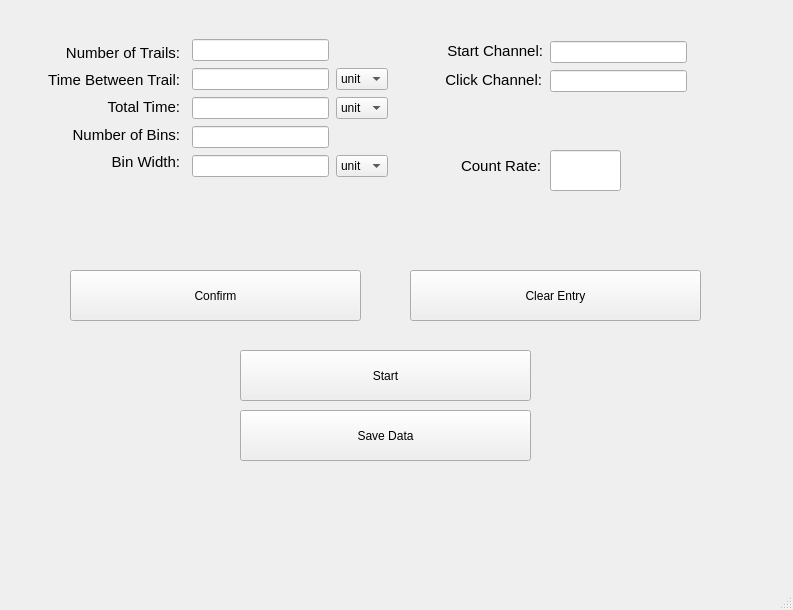
First picture: the form in TimeTaggerGUI_0.0.1.ui, repository MuyaoSun/TimeTaggerGUI, before the edit.
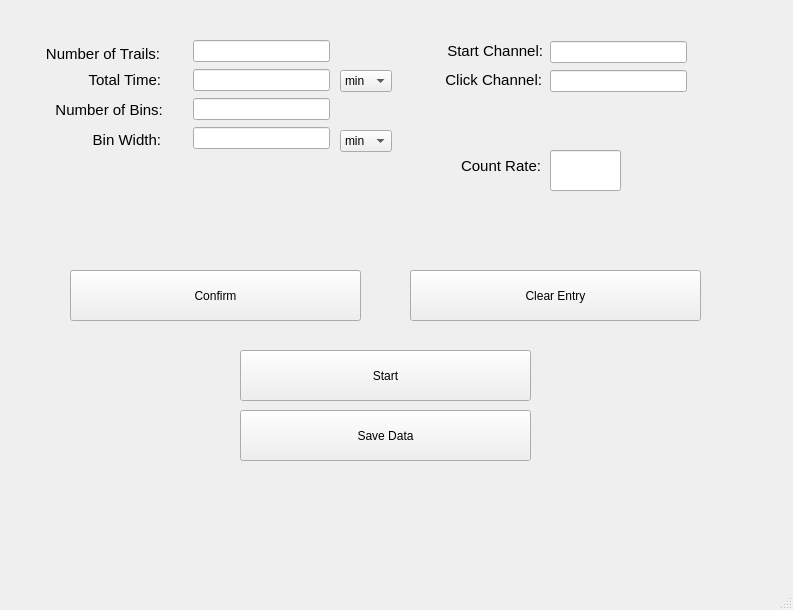
Second picture: the form after the edit.

Commit message: Debug start function -fixed total time input option

Patch:
```diff
--- a/TimeTaggerGUI_0.0.1.ui
+++ b/TimeTaggerGUI_0.0.1.ui
@@ -17,8 +17,8 @@
    <widget class="QLineEdit" name="bin_num_entry">
     <property name="geometry">
      <rect>
-      <x>192</x>
-      <y>126</y>
+      <x>193</x>
+      <y>98</y>
       <width>137</width>
       <height>22</height>
      </rect>
@@ -43,8 +43,8 @@
    <widget class="QLineEdit" name="total_time_entry">
     <property name="geometry">
      <rect>
-      <x>192</x>
-      <y>97</y>
+      <x>193</x>
+      <y>69</y>
       <width>137</width>
       <height>22</height>
      </rect>
@@ -53,8 +53,8 @@
    <widget class="QLineEdit" name="single_trail_entry">
     <property name="geometry">
      <rect>
-      <x>192</x>
-      <y>155</y>
+      <x>193</x>
+      <y>127</y>
       <width>137</width>
       <height>22</height>
      </rect>
@@ -99,73 +99,18 @@
      <number>-1</number>
     </property>
    </widget>
-   <widget class="QLineEdit" name="gap_time_entry">
-    <property name="geometry">
-     <rect>
-      <x>192</x>
-      <y>68</y>
-      <width>137</width>
-      <height>22</height>
-     </rect>
-    </property>
-   </widget>
-   <widget class="QComboBox" name="gap_time_unit">
-    <property name="geometry">
-     <rect>
-      <x>336</x>
-      <y>68</y>
-      <width>52</width>
-      <height>22</height>
-     </rect>
-    </property>
-    <item>
-     <property name="text">
-      <string>unit</string>
-     </property>
-    </item>
-    <item>
-     <property name="text">
-      <string>s</string>
-     </property>
-    </item>
-    <item>
-     <property name="text">
-      <string>m</string>
-     </property>
-    </item>
-    <item>
-     <property name="text">
-      <string>ms</string>
-     </property>
-    </item>
-    <item>
-     <property name="text">
-      <string>μs</string>
-     </property>
-    </item>
-    <item>
-     <property name="text">
-      <string>ns</string>
-     </property>
-    </item>
-    <item>
-     <property name="text">
-      <string>ps</string>
-     </property>
-    </item>
-   </widget>
    <widget class="QComboBox" name="total_time_unit">
     <property name="geometry">
      <rect>
-      <x>336</x>
-      <y>97</y>
+      <x>340</x>
+      <y>70</y>
       <width>52</width>
       <height>22</height>
      </rect>
     </property>
     <item>
      <property name="text">
-      <string>unit</string>
+      <string>min</string>
      </property>
     </item>
     <item>
@@ -202,15 +147,15 @@
    <widget class="QComboBox" name="bin_width_unit">
     <property name="geometry">
      <rect>
-      <x>336</x>
-      <y>155</y>
+      <x>340</x>
+      <y>130</y>
       <width>52</width>
       <height>22</height>
      </rect>
     </property>
     <item>
      <property name="text">
-      <string>unit</string>
+      <string>min</string>
      </property>
     </item>
     <item>
@@ -306,8 +251,8 @@
    <widget class="QLineEdit" name="num_trail_entry">
     <property name="geometry">
      <rect>
-      <x>192</x>
-      <y>39</y>
+      <x>193</x>
+      <y>40</y>
       <width>137</width>
       <height>22</height>
      </rect>
@@ -352,186 +297,6 @@
      <string>Clear Entry</string>
     </property>
    </widget>
-   <widget class="QWidget" name="layoutWidget">
-    <property name="geometry">
-     <rect>
-      <x>22</x>
-      <y>42</y>
-      <width>158</width>
-      <height>130</height>
-     </rect>
-    </property>
-    <layout class="QVBoxLayout" name="verticalLayout">
-     <item>
-      <widget class="QLabel" name="trail_num">
-       <property name="font">
-        <font>
-         <pointsize>11</pointsize>
-        </font>
-       </property>
-       <property name="frameShape">
-        <enum>QFrame::NoFrame</enum>
-       </property>
-       <property name="frameShadow">
-        <enum>QFrame::Raised</enum>
-       </property>
-       <property name="lineWidth">
-        <number>3</number>
-       </property>
-       <property name="text">
-        <string>Number of Trails:</string>
-       </property>
-       <property name="textFormat">
-        <enum>Qt::AutoText</enum>
-       </property>
-       <property name="alignment">
-        <set>Qt::AlignRight|Qt::AlignTrailing|Qt::AlignVCenter</set>
-       </property>
-       <property name="wordWrap">
-        <bool>false</bool>
-       </property>
-       <property name="margin">
-        <number>-1</number>
-       </property>
-      </widget>
-     </item>
-     <item>
-      <widget class="QLabel" name="trail_gap">
-       <property name="font">
-        <font>
-         <pointsize>11</pointsize>
-        </font>
-       </property>
-       <property name="frameShape">
-        <enum>QFrame::NoFrame</enum>
-       </property>
-       <property name="frameShadow">
-        <enum>QFrame::Raised</enum>
-       </property>
-       <property name="lineWidth">
-        <number>3</number>
-       </property>
-       <property name="text">
-        <string>Time Between Trail:</string>
-       </property>
-       <property name="textFormat">
-        <enum>Qt::AutoText</enum>
-       </property>
-       <property name="alignment">
-        <set>Qt::AlignRight|Qt::AlignTrailing|Qt::AlignVCenter</set>
-       </property>
-       <property name="wordWrap">
-        <bool>false</bool>
-       </property>
-       <property name="margin">
-        <number>-1</number>
-       </property>
-      </widget>
-     </item>
-     <item>
-      <widget class="QLabel" name="total_time">
-       <property name="font">
-        <font>
-         <pointsize>11</pointsize>
-        </font>
-       </property>
-       <property name="frameShape">
-        <enum>QFrame::NoFrame</enum>
-       </property>
-       <property name="frameShadow">
-        <enum>QFrame::Raised</enum>
-       </property>
-       <property name="lineWidth">
-        <number>3</number>
-       </property>
-       <property name="text">
-        <string>Total Time:</string>
-       </property>
-       <property name="textFormat">
-        <enum>Qt::AutoText</enum>
-       </property>
-       <property name="alignment">
-        <set>Qt::AlignRight|Qt::AlignTrailing|Qt::AlignVCenter</set>
-       </property>
-       <property name="wordWrap">
-        <bool>false</bool>
-       </property>
-       <property name="margin">
-        <number>-1</number>
-       </property>
-      </widget>
-     </item>
-     <item>
-      <widget class="QLabel" name="num_bin">
-       <property name="font">
-        <font>
-         <pointsize>11</pointsize>
-        </font>
-       </property>
-       <property name="frameShape">
-        <enum>QFrame::NoFrame</enum>
-       </property>
-       <property name="frameShadow">
-        <enum>QFrame::Raised</enum>
-       </property>
-       <property name="lineWidth">
-        <number>3</number>
-       </property>
-       <property name="text">
-        <string>Number of Bins:</string>
-       </property>
-       <property name="textFormat">
-        <enum>Qt::AutoText</enum>
-       </property>
-       <property name="alignment">
-        <set>Qt::AlignRight|Qt::AlignTrailing|Qt::AlignVCenter</set>
-       </property>
-       <property name="wordWrap">
-        <bool>false</bool>
-       </property>
-       <property name="margin">
-        <number>-1</number>
-       </property>
-      </widget>
-     </item>
-     <item>
-      <widget class="QLabel" name="bin_width_label">
-       <property name="enabled">
-        <bool>true</bool>
-       </property>
-       <property name="font">
-        <font>
-         <pointsize>11</pointsize>
-        </font>
-       </property>
-       <property name="frameShape">
-        <enum>QFrame::NoFrame</enum>
-       </property>
-       <property name="frameShadow">
-        <enum>QFrame::Raised</enum>
-       </property>
-       <property name="lineWidth">
-        <number>3</number>
-       </property>
-       <property name="text">
-        <string>Bin Width:</string>
-       </property>
-       <property name="textFormat">
-        <enum>Qt::AutoText</enum>
-       </property>
-       <property name="alignment">
-        <set>Qt::AlignRight|Qt::AlignTrailing|Qt::AlignVCenter</set>
-       </property>
-       <property name="wordWrap">
-        <bool>false</bool>
-       </property>
-       <property name="margin">
-        <number>-1</number>
-       </property>
-      </widget>
-     </item>
-    </layout>
-   </widget>
    <widget class="QLabel" name="count_rate_label">
     <property name="geometry">
      <rect>
@@ -589,6 +354,165 @@
      <string/>
     </property>
    </widget>
+   <widget class="QLabel" name="trail_num_label">
+    <property name="geometry">
+     <rect>
+      <x>24</x>
+      <y>44</y>
+      <width>136</width>
+      <height>20</height>
+     </rect>
+    </property>
+    <property name="font">
+     <font>
+      <pointsize>11</pointsize>
+     </font>
+    </property>
+    <property name="frameShape">
+     <enum>QFrame::NoFrame</enum>
+    </property>
+    <property name="frameShadow">
+     <enum>QFrame::Raised</enum>
+    </property>
+    <property name="lineWidth">
+     <number>3</number>
+    </property>
+    <property name="text">
+     <string>Number of Trails:</string>
+    </property>
+    <property name="textFormat">
+     <enum>Qt::AutoText</enum>
+    </property>
+    <property name="alignment">
+     <set>Qt::AlignRight|Qt::AlignTrailing|Qt::AlignVCenter</set>
+    </property>
+    <property name="wordWrap">
+     <bool>false</bool>
+    </property>
+    <property name="margin">
+     <number>-1</number>
+    </property>
+   </widget>
+   <widget class="QLabel" name="total_time_label">
+    <property name="geometry">
+     <rect>
+      <x>70</x>
+      <y>70</y>
+      <width>91</width>
+      <height>20</height>
+     </rect>
+    </property>
+    <property name="font">
+     <font>
+      <pointsize>11</pointsize>
+     </font>
+    </property>
+    <property name="frameShape">
+     <enum>QFrame::NoFrame</enum>
+    </property>
+    <property name="frameShadow">
+     <enum>QFrame::Raised</enum>
+    </property>
+    <property name="lineWidth">
+     <number>3</number>
+    </property>
+    <property name="text">
+     <string>Total Time:</string>
+    </property>
+    <property name="textFormat">
+     <enum>Qt::AutoText</enum>
+    </property>
+    <property name="alignment">
+     <set>Qt::AlignRight|Qt::AlignTrailing|Qt::AlignVCenter</set>
+    </property>
+    <property name="wordWrap">
+     <bool>false</bool>
+    </property>
+    <property name="margin">
+     <number>-1</number>
+    </property>
+   </widget>
+   <widget class="QLabel" name="num_bin_label">
+    <property name="geometry">
+     <rect>
+      <x>26</x>
+      <y>100</y>
+      <width>141</width>
+      <height>20</height>
+     </rect>
+    </property>
+    <property name="font">
+     <font>
+      <pointsize>11</pointsize>
+     </font>
+    </property>
+    <property name="frameShape">
+     <enum>QFrame::NoFrame</enum>
+    </property>
+    <property name="frameShadow">
+     <enum>QFrame::Raised</enum>
+    </property>
+    <property name="lineWidth">
+     <number>3</number>
+    </property>
+    <property name="text">
+     <string>Number of Bins: </string>
+    </property>
+    <property name="textFormat">
+     <enum>Qt::AutoText</enum>
+    </property>
+    <property name="alignment">
+     <set>Qt::AlignRight|Qt::AlignTrailing|Qt::AlignVCenter</set>
+    </property>
+    <property name="wordWrap">
+     <bool>false</bool>
+    </property>
+    <property name="margin">
+     <number>-1</number>
+    </property>
+   </widget>
+   <widget class="QLabel" name="bin_width_label">
+    <property name="enabled">
+     <bool>true</bool>
+    </property>
+    <property name="geometry">
+     <rect>
+      <x>80</x>
+      <y>130</y>
+      <width>81</width>
+      <height>20</height>
+     </rect>
+    </property>
+    <property name="font">
+     <font>
+      <pointsize>11</pointsize>
+     </font>
+    </property>
+    <property name="frameShape">
+     <enum>QFrame::NoFrame</enum>
+    </property>
+    <property name="frameShadow">
+     <enum>QFrame::Raised</enum>
+    </property>
+    <property name="lineWidth">
+     <number>3</number>
+    </property>
+    <property name="text">
+     <string>Bin Width:</string>
+    </property>
+    <property name="textFormat">
+     <enum>Qt::AutoText</enum>
+    </property>
+    <property name="alignment">
+     <set>Qt::AlignRight|Qt::AlignTrailing|Qt::AlignVCenter</set>
+    </property>
+    <property name="wordWrap">
+     <bool>false</bool>
+    </property>
+    <property name="margin">
+     <number>-1</number>
+    </property>
+   </widget>
   </widget>
   <widget class="QMenuBar" name="menubar">
    <property name="geometry">
```
Left out of the diff: 14 changed lines with no effect on the pictures. The commit also changes 7 other files.
